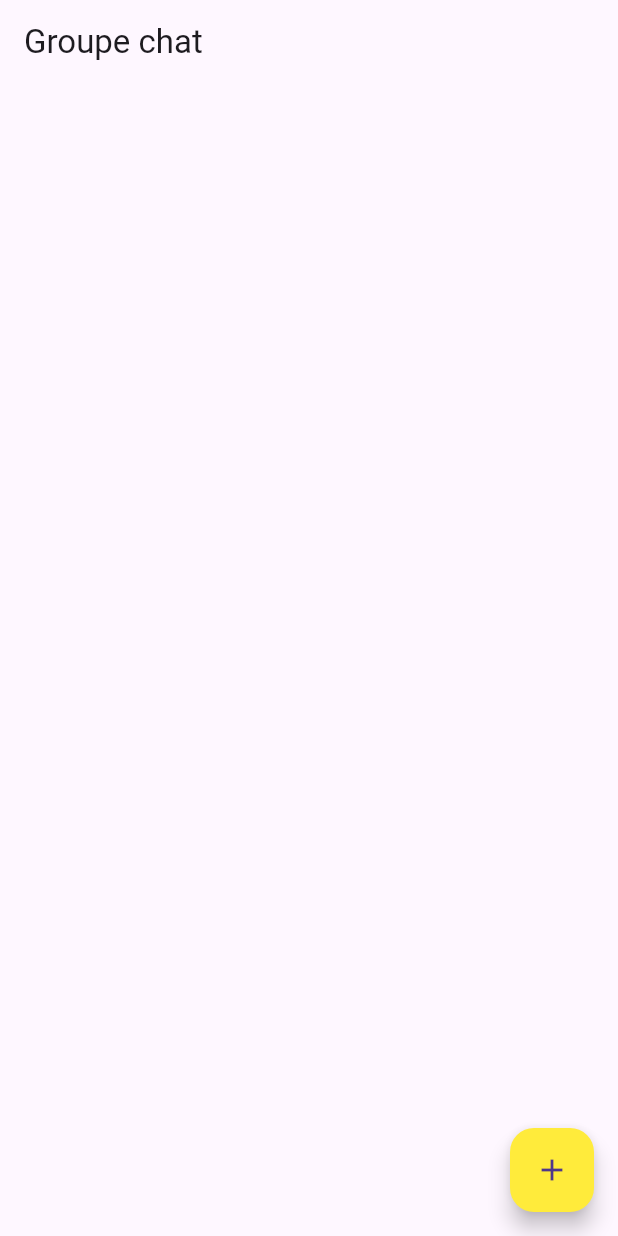
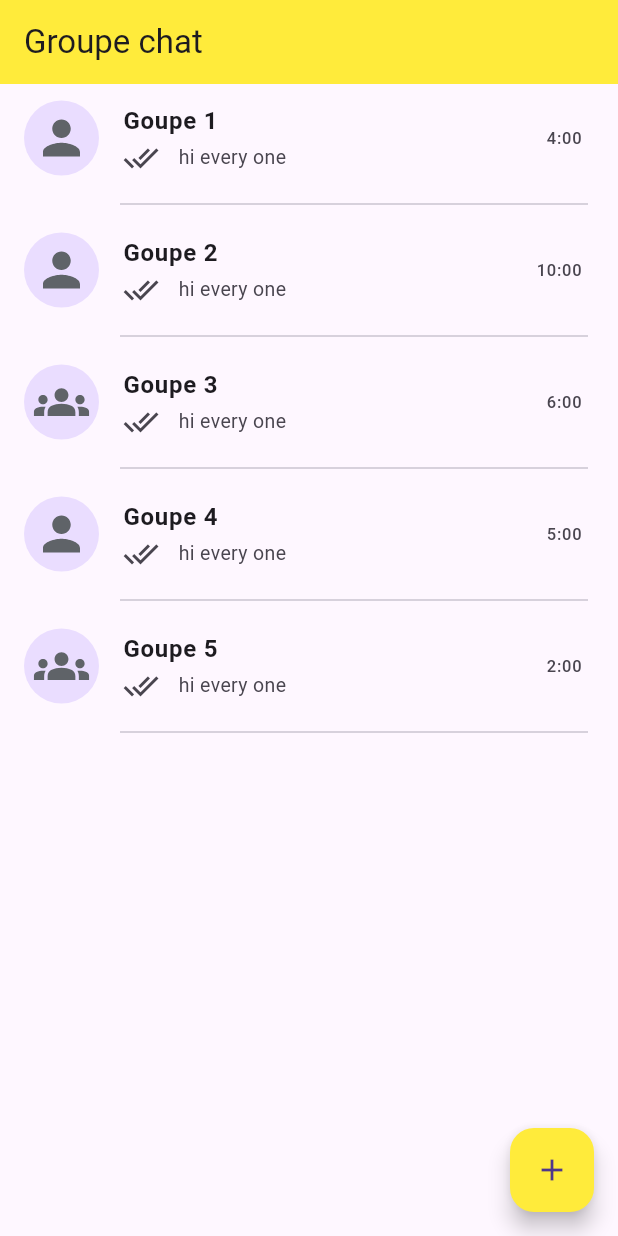
Before and after one commit to 1asbakkas/groupe_chat, a Flutter app: the screen it shows after launch, on a phone screen of 412 x 824 dp. Run offline on Flutter 3.47's test engine with Material 3 defaults, Android fonts, the phone set to English and light mode, and no system bars; our stand-ins replace emoji_picker_flutter, flutter_svg.

Commit message:
Initial commit

```diff
--- /dev/null
+++ b/lib/Model/chatmodel.dart
@@ -0,0 +1,15 @@
+class Chatmodel {
+  String name;
+  String icon;
+  bool isgroupe;
+  String time;
+  String currentMessage;
+
+  Chatmodel({
+    required this.name,
+    required this.icon,
+    required this.isgroupe,
+    required this.time,
+    required this.currentMessage,
+  });
+}
--- a/lib/main.dart
+++ b/lib/main.dart
@@ -1,4 +1,6 @@
 import 'package:flutter/material.dart';
+import 'package:ntriniw__app/pages/home.dart';
+
 
 void main() {
   runApp(const MyApp());
@@ -16,38 +18,6 @@ class _MyAppState extends State<MyApp> {
   Widget build(BuildContext context) {
     return MaterialApp(
       debugShowCheckedModeBanner: false,
-      home: Scaffold(
-        appBar: AppBar(
-          title: Text("Groupe chat"),
-        ),
-        floatingActionButton: FloatingActionButton(
-          backgroundColor: Colors.yellow,
-          child: const Icon(Icons.add),
-          onPressed: () {
-            openDialog();
-          },
-        ),
-      ),
-    );
-  }
-
-  Future openDialog() => showDialog(
-        context: context,
-        builder: (context) => AlertDialog(
-          title: Text("name the team"),
-          content: TextField(
-            autofocus: true,
-            decoration: InputDecoration(hintText: "tape the goupe name"),
-          ),
-          actions: [
-            TextButton(
-              child: Text("submit"),
-              onPressed: submit,
-            ),
-          ],
-        ),
-      );
-  void submit() {
-    Navigator.of(context).pop();
+       home: HomnePage());
   }
 }
--- /dev/null
+++ b/lib/pages/chat.dart
@@ -0,0 +1,54 @@
+import 'package:flutter/material.dart';
+import 'package:flutter_svg/flutter_svg.dart';
+import 'package:ntriniw__app/Model/chatmodel.dart';
+import 'package:ntriniw__app/pages/individual_page.dart';
+
+// ignore: camel_case_types
+class chat extends StatelessWidget {
+  const chat({super.key,required this.chatmodel});
+  final Chatmodel chatmodel;
+
+  @override
+  Widget build(BuildContext context) {
+    return InkWell(
+      onTap: () {
+        Navigator.push(context, MaterialPageRoute(builder: (context)=> IndividualPage(chatmodel: chatmodel)));
+      },
+      child: Column(
+        children: [
+          ListTile(
+              leading: CircleAvatar(
+                child:
+                    SvgPicture.asset(chatmodel.isgroupe? "assets/goups.svg":"assets/person.svg", width: 37, height: 37),
+                radius: 25,
+              ),
+              trailing: Text(chatmodel.time),
+              title: Text(
+                chatmodel.name,
+                style: TextStyle(fontSize: 16, fontWeight: FontWeight.bold),
+              ),
+              subtitle: Row(
+                children: [
+                  Icon(Icons.done_all),
+                  SizedBox(
+                    width: 13,
+                  ),
+                  Text(
+                    chatmodel.currentMessage,
+                    style: TextStyle(
+                      fontSize: 13,
+                    ),
+                  ),
+                ],
+              )),
+          Padding(
+            padding: const EdgeInsets.only(right: 20, left: 80),
+            child: Divider(
+              thickness: 1,
+            ),
+          )
+        ],
+      ),
+    );
+  }
+}
--- a/lib/pages/home.dart
+++ b/lib/pages/home.dart
@@ -1,24 +1,94 @@
 import 'package:flutter/material.dart';
+import 'package:ntriniw__app/Model/chatmodel.dart';
+import 'package:ntriniw__app/pages/chat.dart';
 
-class homePage extends StatefulWidget {
-  const homePage({super.key});
+class HomnePage extends StatefulWidget {
+  const HomnePage({super.key});
 
   @override
-  State<homePage> createState() => _HomeState();
+  State<HomnePage> createState() => _HomnePageState();
 }
 
-class _HomeState extends State<homePage> {
+class _HomnePageState extends State<HomnePage> {
+  List<Chatmodel> chats = [
+    Chatmodel(
+      name: "Goupe 1",
+      isgroupe: false,
+      currentMessage: "hi every one",
+      time: "4:00",
+       icon: 'person.svg'
+    ),
+    Chatmodel(
+      name: "Goupe 2",
+      isgroupe: false,
+      currentMessage: "hi every one",
+      time: "10:00",
+       icon: 'person.svg'
+    ),
+    Chatmodel(
+      name: "Goupe 3",
+      isgroupe: true,
+      currentMessage: "hi every one",
+      time: "6:00",
+       icon: 'person.svg'
+    ),
+    Chatmodel(
+      name: "Goupe 4",
+      isgroupe: false,
+      currentMessage: "hi every one",
+      time: "5:00",
+       icon: 'goups.svg'
+    ),
+    Chatmodel(
+      name: "Goupe 5",
+      isgroupe: true,
+      currentMessage: "hi every one",
+      time: "2:00",
+       icon: 'goups.svg'
+    ),
+  ];
+
   @override
   Widget build(BuildContext context) {
     return Scaffold(
-        body: Center(
-          child: Column(
-            mainAxisAlignment: MainAxisAlignment.center,
-            children: [
-              Text("Home")
-            ],
+      appBar: AppBar(
+        title: Text("Groupe chat"),
+        backgroundColor: Colors.yellow,
+      ),
+      body: ListView.builder(
+        itemCount: chats.length,
+        itemBuilder: (context,index)=> chat(
+          chatmodel: chats[index]),
+
+      ),
+      floatingActionButton: FloatingActionButton(
+        backgroundColor: Colors.yellow,
+        child: const Icon(Icons.add),
+        onPressed: () {
+          openDialog();
+        },
+      ),
+    );
+  }
+
+  Future openDialog() => showDialog(
+        context: context,
+        builder: (context) => AlertDialog(
+          title: Text("name the team"),
+          content: TextField(
+            autofocus: true,
+            decoration: InputDecoration(hintText: "tape the goupe name"),
           ),
+          actions: [
+            TextButton(
+              child: Text("submit"),
+              onPressed: submit,
+            ),
+          ],
         ),
       );
+
+  void submit() {
+    Navigator.of(context).pop();
   }
 }
```
Also changed, not shown: lib/pages/individual_page.dart (added, +181 -0 lines), pubspec.yaml (+5 -2 lines), assets/goups.svg (added), assets/person.svg (added), lib/icons/profile-user.png (added), pubspec.lock, 12 other files.
